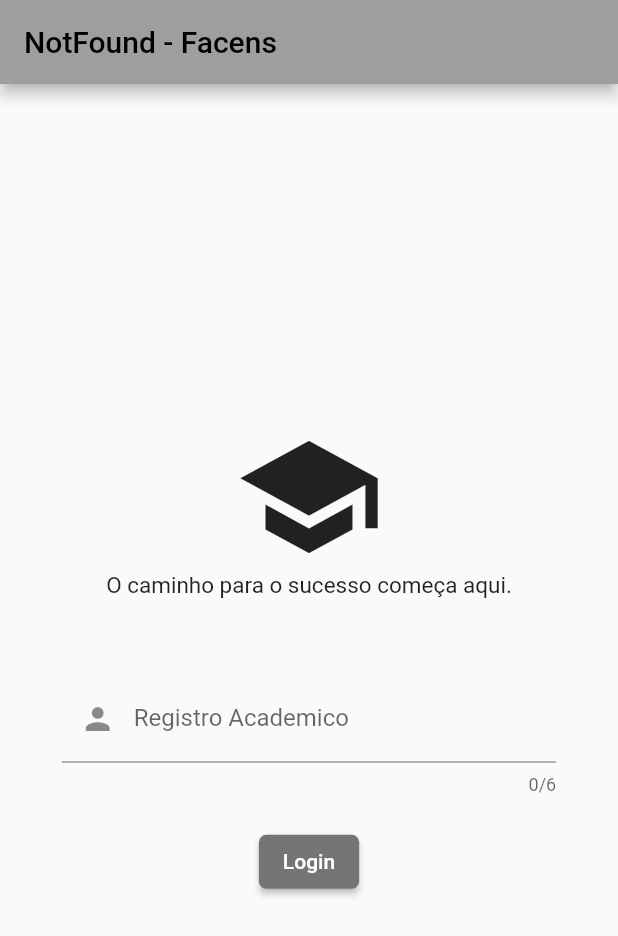
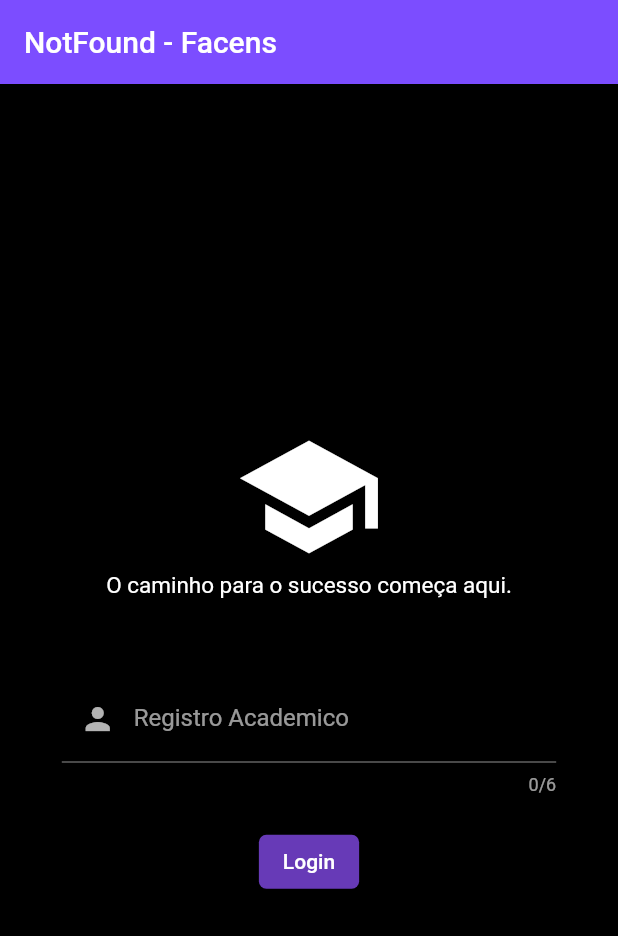
Before and after one commit to FacensProjects/Facens-NotFound-App, a Flutter app: the screen it shows after launch, on a phone screen of 412 x 824 dp. Shown: the top 936 px of the screen. Run offline on Flutter 3.47's test engine with Material 2 defaults, Android fonts, the light colour scheme and no system bars.

Commit message:
Update Theme

```diff
--- a/notfound/lib/home.dart
+++ b/notfound/lib/home.dart
@@ -4,13 +4,16 @@ import 'package:notfound/api.dart' show searchRa;
 import 'package:notfound/menu.dart' show MyMenuPage;
 
 class MyApp extends StatelessWidget {
-  const MyApp({super.key});
+  const MyApp({Key? key}) : super(key: key);
 
   @override
   Widget build(BuildContext context) {
     return MaterialApp(
       theme: ThemeData(
-        primarySwatch: Colors.grey,
+        brightness: Brightness.dark,
+        primarySwatch: Colors.deepPurple,
+        primaryColor: Colors.deepPurpleAccent,
+        scaffoldBackgroundColor: Colors.black,
       ),
       home: const MyHomePage(),
     );
@@ -75,7 +78,7 @@ class _MyHomePageState extends State<MyHomePage> {
       child: Scaffold(
         appBar: AppBar(
           title: const Text('NotFound - Facens'),
-          backgroundColor: Colors.grey,
+          backgroundColor: Colors.deepPurpleAccent,
         ),
         body: Center(
           child: SingleChildScrollView(
@@ -110,7 +113,7 @@ class _MyHomePageState extends State<MyHomePage> {
                     onPressed: actionLogin,
                     style: ElevatedButton.styleFrom(
                       foregroundColor: Colors.white,
-                      backgroundColor: Colors.grey[600],
+                      backgroundColor: Colors.deepPurpleAccent[600],
                       shape: RoundedRectangleBorder(
                         borderRadius: BorderRadius.circular(5),
                       ),
--- a/notfound/lib/mapa.dart
+++ b/notfound/lib/mapa.dart
@@ -35,7 +35,7 @@ class _MyMapaPageState extends State<MyMapaPage> {
     return Scaffold(
       appBar: AppBar(
         title: const Text('NotFound - Facens'),
-        backgroundColor: Colors.grey,
+        backgroundColor: Colors.deepPurpleAccent,
       ),
       body: Center(
         child: Image.asset('images/${widget.location}.png'),
```
Also changed, not shown: notfound/lib/menu.dart (+9 -9 lines).
